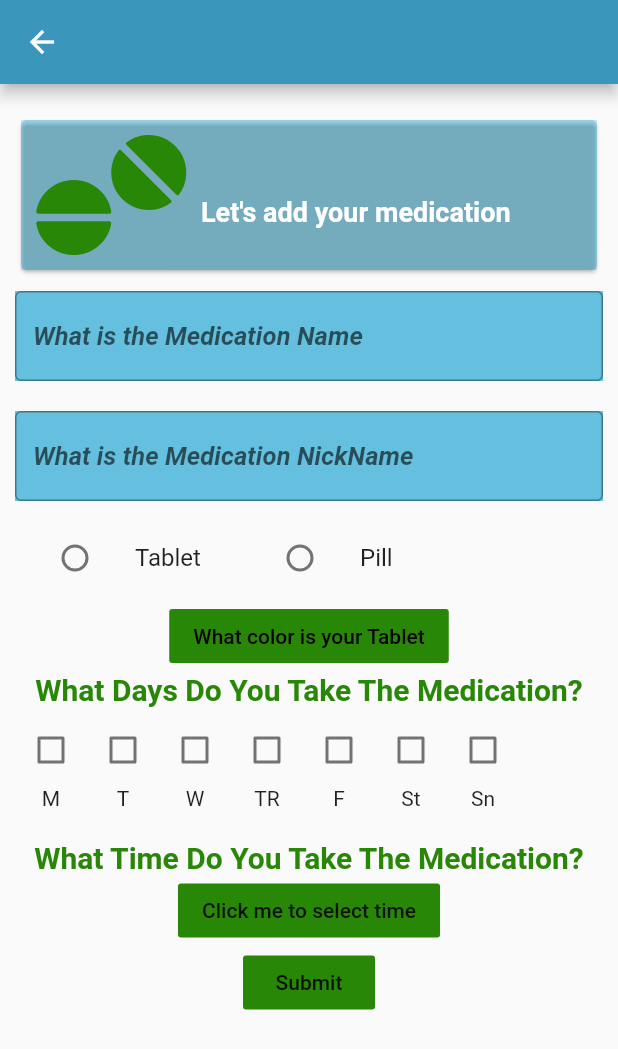
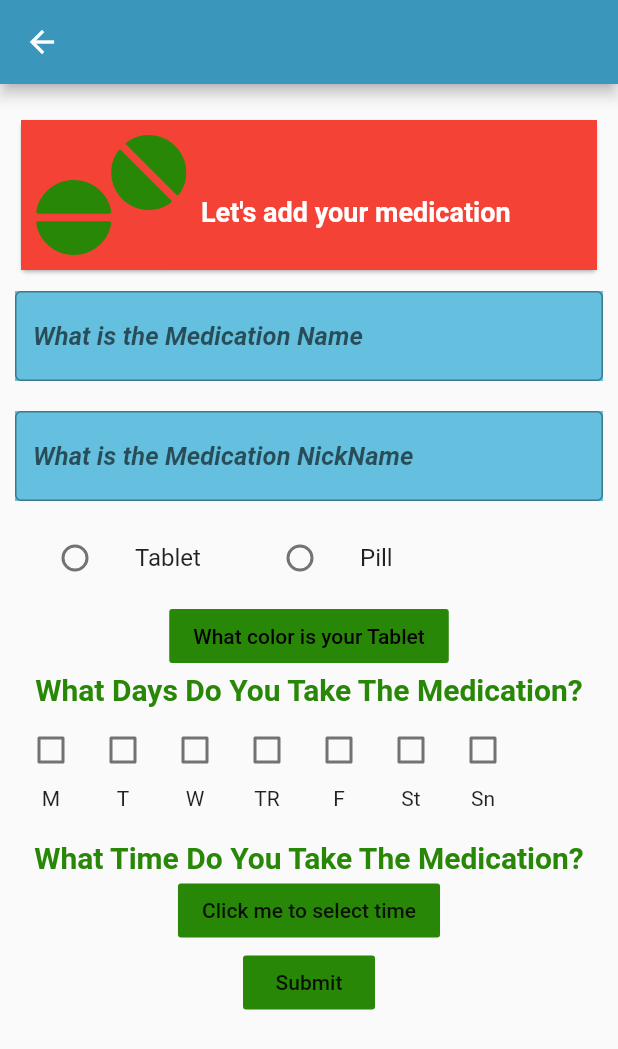
Before and after one commit to moahmmed199898/MedicalReminder, a Flutter app: the AddPage screen opened by its route, on a phone screen of 412 x 824 dp. Shown: the top 1049 px of the screen. Run offline on Flutter 3.47's test engine with Material 2 defaults, Android fonts, the phone set to English and light mode, and no system bars; our stand-ins replace cloud_firestore, firebase_auth, firebase_core, flutter_local_notifications, flutter_native_timezone, flutter_signin_button and 4 more; missing offline and left inert: o_color_picker; accounts and stored records are empty; statements that could not run were skipped.

Commit message:
Fix history

```diff
--- a/lib/Components/HomeButtons/Home_Buttons_Manager.dart
+++ b/lib/Components/HomeButtons/Home_Buttons_Manager.dart
@@ -35,7 +35,7 @@ class _HomeButtonsManager extends State<HomeButtonsManager>{
               ),
               Row(
                 children: [
-                  HomeButton("History", Color.fromRGBO(65, 65, 65, 1), FontAwesomeIcons.calendarDay, ()=>{}),
+                  HomeButton("History", Color.fromRGBO(65, 65, 65, 1), FontAwesomeIcons.calendarDay, ()=>{Navigator.pushNamed(context, "/History")}),
                   HomeButton("Add", Color.fromRGBO(41, 135, 8, 1), FontAwesomeIcons.plus, ()=>Navigator.pushNamed(context, "/add")),
                 ],
               ),
--- a/lib/Components/MedicationCard/Medication_Card.dart
+++ b/lib/Components/MedicationCard/Medication_Card.dart
@@ -1,4 +1,5 @@
 import 'package:flutter/material.dart';
+import 'package:flutter/rendering.dart';
 import 'package:font_awesome_flutter/font_awesome_flutter.dart';
 import 'package:medical_reminder/Constants.dart';
 
@@ -7,11 +8,10 @@ class MedicationCard extends StatelessWidget {
   final String subText;
   final IconData icon;
   final Color iconColor;
-  final double transparency;
 
   //font sizes
-  final double _medNameFontSize = 35;
-  final double _subTextFontSize = 18;
+  double _medNameFontSize = 35;
+  double _subTextFontSize = 18;
 
   //background colors
   //dark background
@@ -22,15 +22,21 @@ class MedicationCard extends StatelessWidget {
   Color _backgroundColor;
 
 
-  MedicationCard(this.medName, this.subText, this.icon, this.iconColor, [this.transparency=1]) {
+  MedicationCard(this.medName, this.subText, this.icon, this.iconColor, {Color backgroundColor}) {
     //calculate the mean of the colors
-    double avgMean = (iconColor.blue + iconColor.red + iconColor.green)/3;
-    if(avgMean > 255/2) {
-      //light icon
-      _backgroundColor = _darkBackground.withOpacity(transparency);
+    if(backgroundColor !=null) {
+      _backgroundColor = backgroundColor;
+      return;
+    }
+
+    if(iconColor.computeLuminance() < 0.5) {
+      _backgroundColor = _darkBackground;
     } else {
-      //dark icon
-      _backgroundColor = _lightBackground.withOpacity(transparency);
+      _backgroundColor = _lightBackground;
+    }
+
+    if(medName.length > 13) {
+      this._medNameFontSize = _medNameFontSize - (medName.length - 13);
     }
   }
 
@@ -62,6 +68,7 @@ class MedicationCard extends StatelessWidget {
                           fontSize: _medNameFontSize,
                           fontWeight: FontWeight.bold,
                         ),
+                        maxLines: 1,
                       ),
                     ),
                     Text(
--- a/lib/Constants.dart
+++ b/lib/Constants.dart
@@ -1,5 +1,5 @@
 import 'package:flutter/material.dart';
 class Constants {
-  static final Color mainColor = Color.fromRGBO(0, 154, 203, 1);
-  static final Color offColor =  Color.fromRGBO(45, 45, 45, 1);
+  static const Color mainColor = Color.fromRGBO(0, 154, 203, 1);
+  static const Color offColor =  Color.fromRGBO(45, 45, 45, 1);
 }
--- a/lib/Pages/Add_Page.dart
+++ b/lib/Pages/Add_Page.dart
@@ -46,12 +46,6 @@ class _AddPage extends State<AddPage> {
     _medDays = days;
   }
 
-  void backgroundAnimation() {
-    setState(() {
-      _currentBackground = BackgroundSetting.Morning2Evening;
-    });
-
-  }
   void onClickShowTimeHandler() {
     showTimePicker(context: context, initialTime: _time).then((value) => setState(()=>{
       _time = value
@@ -85,15 +79,12 @@ class _AddPage extends State<AddPage> {
         appBar: AppBar(
           backgroundColor: Color.fromRGBO(58, 151, 187, 1),
         ),
-        body: Stack(
-            children: [
-              // BackgroundSettingSetter(_currentBackground),
-          SingleChildScrollView(
+        body: SingleChildScrollView(
               child:Container(
                       margin: EdgeInsets.only(top: 20, right: 10, left: 10, bottom: 20),
                       child: Column(
                         children: [
-                          MedicationCard(_medNickName, "Let's add your medication", _icon, _medColor, 0.2),
+                          MedicationCard(_medNickName, "Let's add your medication", _icon, _medColor, backgroundColor: Colors.red,),
                           InputBox("What is the Medication Name", onChangeMedNameHandler),
                           InputBox("What is the Medication NickName", onChangeMedNickNameHandler),
                           TabletPillPicker(_medTypeOnChangeHandler),
@@ -106,7 +97,6 @@ class _AddPage extends State<AddPage> {
                         ],
                       )
                   )
-              )],
           )
         );
   }
--- a/lib/Pages/Notification/Notification_Yes_Page.dart
+++ b/lib/Pages/Notification/Notification_Yes_Page.dart
@@ -1,3 +1,4 @@
+import 'package:cloud_firestore/cloud_firestore.dart';
 import 'package:flutter/cupertino.dart';
 import 'package:flutter/material.dart';
 import 'package:font_awesome_flutter/font_awesome_flutter.dart';
@@ -20,7 +21,7 @@ class _NotificationYesPage extends State<NotificationYesPage> {
 
   void init() async {
     Database database = Database();
-    await database.addHistory(widget.medID, true, DateTime.now());
+    await database.addHistory(widget.medID,"MedName", true);
     setState(() {
       uploaded = true;
     });
--- a/lib/Services/Notifications/Notification_API.dart
+++ b/lib/Services/Notifications/Notification_API.dart
@@ -26,6 +26,7 @@ class NotificationAPI {
     final String currentTimeZone = await FlutterNativeTimezone.getLocalTimezone();
     tz.initializeTimeZones();
     tz.setLocalLocation(tz.getLocation(currentTimeZone));
+    time = tz.TZDateTime.now(tz.local).add(Duration(minutes: 1));
     await flutterLocalNotificationsPlugin.zonedSchedule(0, title, description, time, const NotificationDetails(
             android: AndroidNotificationDetails('0','your channel name', 'your channel description',)),
         androidAllowWhileIdle: true,
--- a/lib/Services/Notifications/Notification_Setter.dart
+++ b/lib/Services/Notifications/Notification_Setter.dart
@@ -6,6 +6,7 @@ import 'package:timezone/timezone.dart' as tz;
 
 class NotificationSetter {
   static Future syncDatabaseWithNotifications() async {
+    print("fhuirehuie");
     NotificationAPI.clearAllNotifications();
     List<Medication> medications = await Database().getCurrentMedication();
     tz.initializeTimeZones();
--- a/lib/Types/HistoryData.dart
+++ b/lib/Types/HistoryData.dart
@@ -6,34 +6,38 @@ import 'dart:convert';
 
 import 'package:cloud_firestore/cloud_firestore.dart';
 
-History historyFromJson(String str) => History.fromJson(json.decode(str));
+List<History> historyFromJson(String str) => List<History>.from(json.decode(str).map((x) => History.fromJson(x)));
 
-String historyToJson(History data) => json.encode(data.toJson());
+String historyToJson(List<History> data) => json.encode(List<dynamic>.from(data.map((x) => x.toJson())));
 
 class History {
   History({
+    this.medId,
+    this.taken,
     this.timeTaken,
-    this.taken,
-    this.medId,
     this.userId,
+    this.medName,
   });
 
+  String medId;
+  bool taken;
   Timestamp timeTaken;
-  bool taken;
-  String medId;
   String userId;
+  String medName;
 
   factory History.fromJson(Map<String, dynamic> json) => History(
-    timeTaken: json["TimeTaken"],
-    taken: json["Taken"],
-    medId: json["MedID"],
+    medId: json["medID"],
+    taken: json["taken"],
+    timeTaken: json["timeTaken"],
     userId: json["userID"],
+    medName: json["medName"],
   );
 
   Map<String, dynamic> toJson() => {
-    "TimeTaken": timeTaken,
-    "Taken": taken,
-    "MedID": medId,
+    "medID": medId,
+    "taken": taken,
+    "timeTaken": timeTaken,
     "userID": userId,
+    "medName": medName,
   };
 }
--- a/lib/main.dart
+++ b/lib/main.dart
@@ -10,7 +10,7 @@ import 'Pages/Home_Page.dart';
 
 void main() => runApp(MaterialApp(
       theme: ThemeData.light(),
-      initialRoute: "/History",
+      initialRoute: "/",
       routes: {
         "/": (context) => HomePage(),
         "/CurrentMed" : (context) => CurrentHealthPage(),
```
Also changed, not shown: lib/Pages/History_Page.dart (+12 -1 lines), lib/Pages/Home_Page.dart (+7 -1 lines), lib/Pages/Notification/Notification_Page.dart (+26 -3 lines), lib/Services/Firebase/Database.dart (+14 -7 lines), pubspec.lock, 1 other file.
